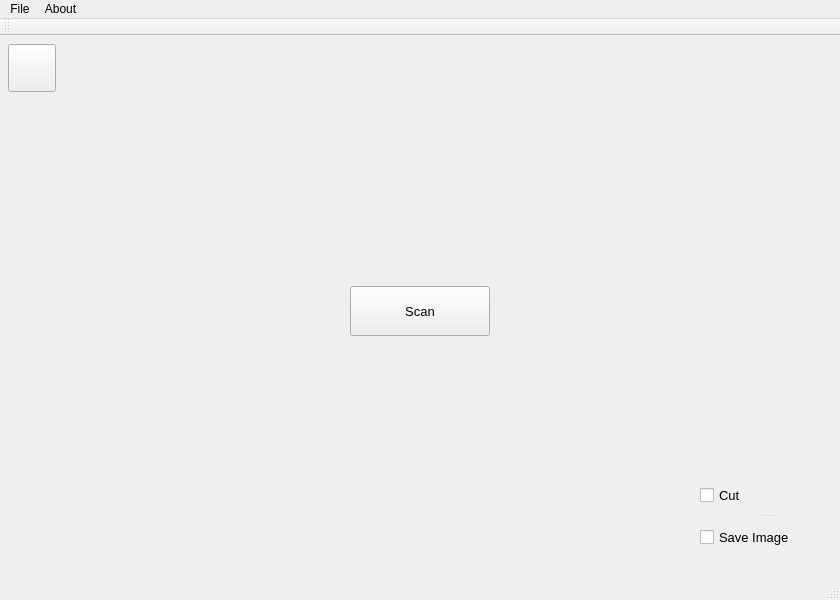
Above: QtTest/frmMain.ui from JamzumSum/E-N-TabConverter before the change. Below: the same form after it.
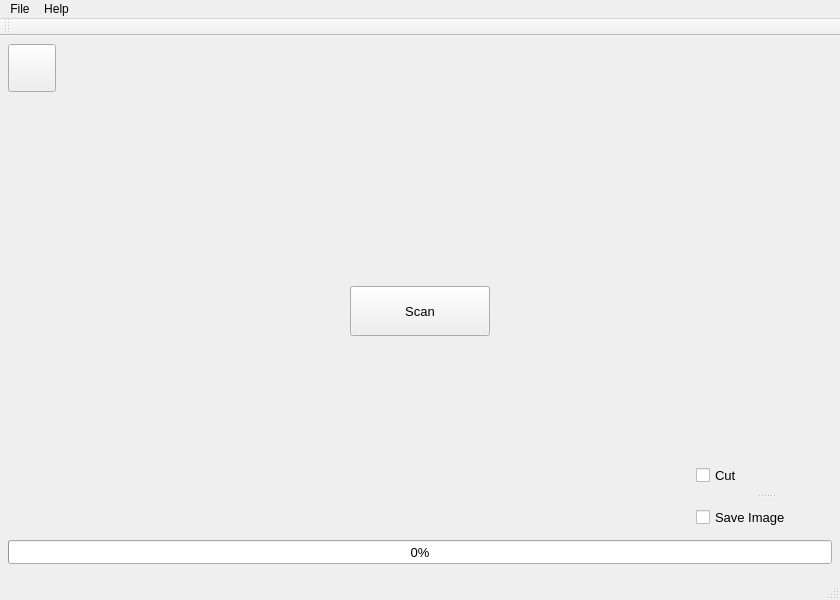
That is the form after the change. Icons and pictures are not drawn.

Patch:
```diff
--- a/QtTest/frmMain.ui
+++ b/QtTest/frmMain.ui
@@ -36,8 +36,8 @@
    <widget class="QSplitter" name="splitter_checks">
     <property name="geometry">
      <rect>
-      <x>700</x>
-      <y>440</y>
+      <x>696</x>
+      <y>420</y>
       <width>140</width>
       <height>80</height>
      </rect>
@@ -79,6 +79,19 @@
      </size>
     </property>
    </widget>
+   <widget class="QProgressBar" name="progressBar">
+    <property name="geometry">
+     <rect>
+      <x>8</x>
+      <y>504</y>
+      <width>824</width>
+      <height>24</height>
+     </rect>
+    </property>
+    <property name="value">
+     <number>0</number>
+    </property>
+   </widget>
   </widget>
   <widget class="QMenuBar" name="menuBar">
    <property name="geometry">
@@ -103,13 +116,13 @@
     <addaction name="separator"/>
     <addaction name="actionExit"/>
    </widget>
-   <widget class="QMenu" name="menuAbout">
+   <widget class="QMenu" name="menuHelp">
     <property name="title">
-     <string>About</string>
+     <string>Help</string>
     </property>
    </widget>
    <addaction name="menuFile"/>
-   <addaction name="menuAbout"/>
+   <addaction name="menuHelp"/>
   </widget>
   <widget class="QToolBar" name="mainToolBar">
    <attribute name="toolBarArea">
@@ -131,7 +144,13 @@
    </property>
   </action>
  </widget>
- <layoutdefault spacing="6" margin="11"/>
+ <layoutdefault spacing="8" margin="8"/>
+ <tabstops>
+  <tabstop>btnScan</tabstop>
+  <tabstop>btnSetting</tabstop>
+  <tabstop>ckbCut</tabstop>
+  <tabstop>ckbSave</tabstop>
+ </tabstops>
  <resources>
   <include location="frmMain.qrc"/>
  </resources>
```
Left out of the diff: 86 changed lines with no effect on the pictures.
